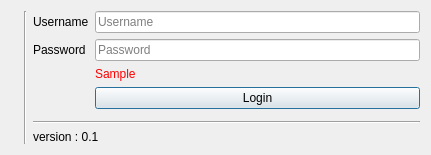
Above: sultan/gui/logindialog.ui from apinprastya/sultan before the change. Below: the same form after it.
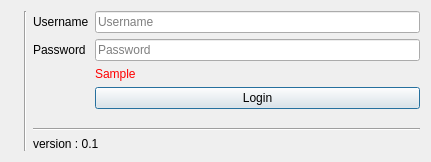
That is the form after the change. Icons and pictures are not drawn.

```diff
--- a/sultan/gui/logindialog.ui
+++ b/sultan/gui/logindialog.ui
@@ -7,7 +7,7 @@
     <x>0</x>
     <y>0</y>
     <width>431</width>
-    <height>155</height>
+    <height>162</height>
    </rect>
   </property>
   <property name="windowTitle">
```
Left out of the diff: 4 changed lines with no effect on the pictures.
